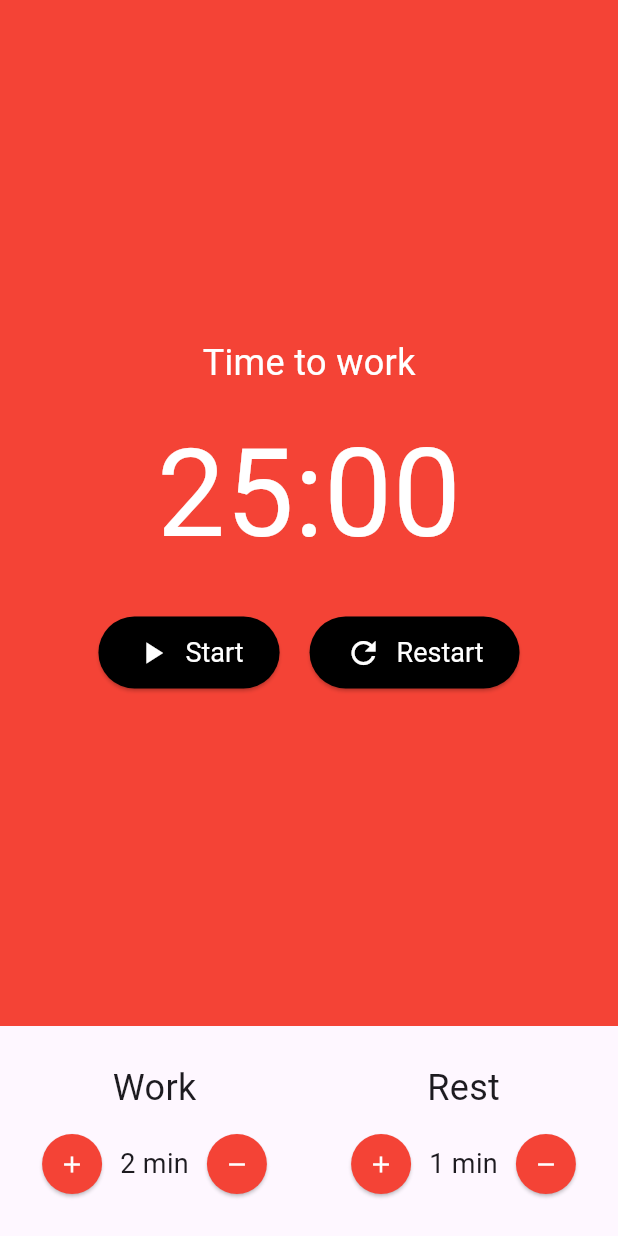
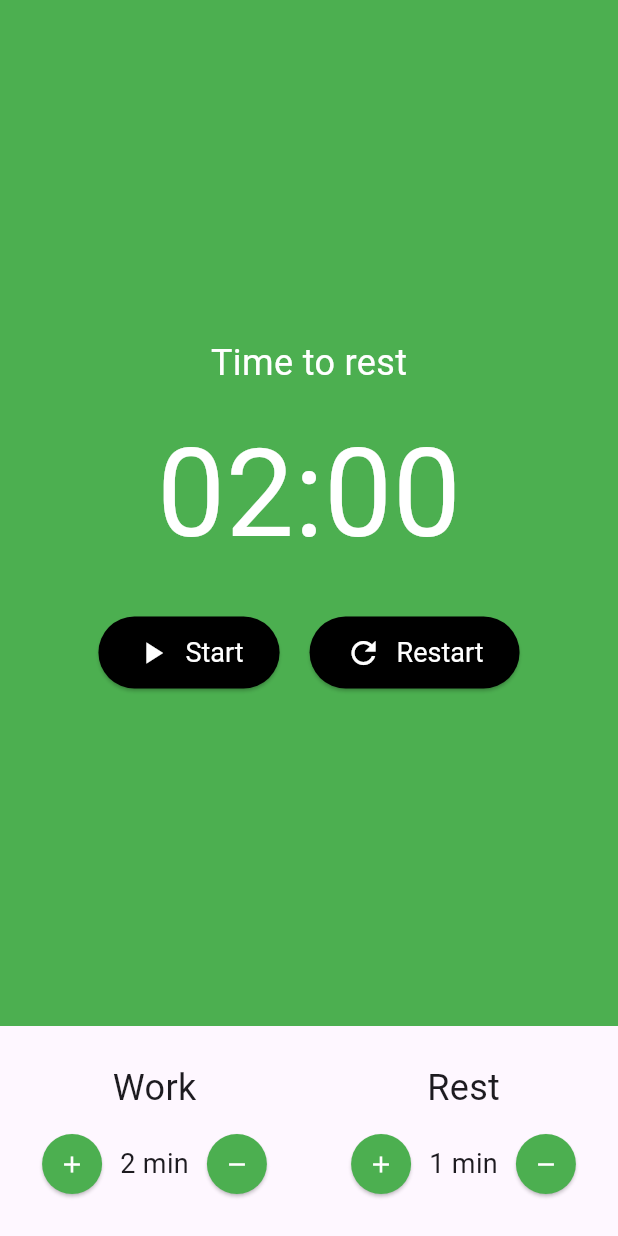
Before and after one commit to JacksonMonteiro/flutter_pomodoro_app, a Flutter app: the screen it shows after launch, on a phone screen of 412 x 824 dp. Run offline on Flutter 3.47's test engine with Material 2 defaults, Android fonts, the phone set to English and light mode, and no system bars; our stand-ins replace flutter_mobx, mobx; generated files the repository leaves out were written again.

Commit message:
Interval type enum and dynamic colors and data with ternary operator

```diff
--- a/lib/components/cronometer.dart
+++ b/lib/components/cronometer.dart
@@ -1,49 +1,70 @@
 import 'package:flutter/material.dart';
+import 'package:flutter_mobx/flutter_mobx.dart';
 import 'package:pomodoro/components/cronometer_button.dart';
+import 'package:pomodoro/store/pomodoro.store.dart';
+import 'package:provider/provider.dart';
 
 class Cronometer extends StatelessWidget {
   const Cronometer({Key? key}) : super(key: key);
 
   @override
   Widget build(BuildContext context) {
+    final store = Provider.of<PomodoroStore>(context);
+
     return Container(
-      color: Colors.red,
+      color: store.isWorking() ? Colors.red : Colors.green,
       child: Column(mainAxisAlignment: MainAxisAlignment.center, children: [
         Text(
-          'Time to work',
-          style: TextStyle(
+          store.isWorking() ? 'Time to work' : 'Time to rest',
+          style: const TextStyle(
             fontSize: 24,
             color: Colors.white,
           ),
         ),
-        SizedBox(
+        const SizedBox(
           height: 12,
         ),
         Text(
-          '25:00',
-          style: TextStyle(
+          '${store.minutes.toString().padLeft(2, '0')}:${store.seconds.toString().padLeft(2, '0')}',
+          style: const TextStyle(
             fontSize: 81,
             color: Colors.white,
           ),
         ),
-        SizedBox(
+        const SizedBox(
           height: 24,
         ),
-        Row(
-          mainAxisAlignment: MainAxisAlignment.center,
-          children: const [
-            Padding(
-                padding: EdgeInsets.only(right: 10),
-                child: CronometerButton(text: 'Start', icon: Icons.play_arrow)),
-            // Padding(
-            //   padding: EdgeInsets.only(rigth: 10),
-            //   child: CronometerButton(text: 'Stop', icon: Icons.stop),
-            // ),
-            Padding(
-              padding: EdgeInsets.only(left: 10),
-              child: CronometerButton(text: 'Restart', icon: Icons.refresh),
-            ),
-          ],
+        Observer(
+          builder: (_) => Row(
+            mainAxisAlignment: MainAxisAlignment.center,
+            children: [
+              if (!store.isStarted)
+                Padding(
+                    padding: const EdgeInsets.only(right: 10),
+                    child: CronometerButton(
+                      text: 'Start',
+                      icon: Icons.play_arrow,
+                      click: store.start,
+                    )),
+              if (store.isStarted)
+                Padding(
+                  padding: const EdgeInsets.only(right: 10),
+                  child: CronometerButton(
+                    text: 'Stop',
+                    icon: Icons.stop,
+                    click: store.stop,
+                  ),
+                ),
+              Padding(
+                padding: const EdgeInsets.only(left: 10),
+                child: CronometerButton(
+                  text: 'Restart',
+                  icon: Icons.refresh,
+                  click: store.restart,
+                ),
+              ),
+            ],
+          ),
         )
       ]),
     );
--- a/lib/components/cronometer_button.dart
+++ b/lib/components/cronometer_button.dart
@@ -3,14 +3,19 @@ import 'package:flutter/material.dart';
 class CronometerButton extends StatelessWidget {
   final String text;
   final IconData icon;
+  final void Function()? click;
 
-  const CronometerButton({Key? key, required this.text, required this.icon})
-      : super(key: key);
+  const CronometerButton({
+    Key? key,
+    required this.text,
+    required this.icon,
+    this.click,
+  }) : super(key: key);
 
   @override
   Widget build(BuildContext context) {
     return ElevatedButton(
-      onPressed: () {},
+      onPressed: click,
       style: ElevatedButton.styleFrom(
           primary: Colors.black,
           padding: const EdgeInsets.symmetric(
--- a/lib/components/time_entry.dart
+++ b/lib/components/time_entry.dart
@@ -1,36 +1,46 @@
 import 'package:flutter/material.dart';
+import 'package:pomodoro/store/pomodoro.store.dart';
+import 'package:provider/provider.dart';
 
 class TimeEntry extends StatelessWidget {
   final int value;
   final String title;
+  final void Function()? increment;
+  final void Function()? decrement;
 
   const TimeEntry({
     Key? key,
     required this.value,
     required this.title,
+    this.increment,
+    this.decrement,
   }) : super(key: key);
 
   @override
   Widget build(BuildContext context) {
+    final store = Provider.of<PomodoroStore>(context);
+
     return Column(
       crossAxisAlignment: CrossAxisAlignment.center,
       children: [
         Text(
           title,
-          style: TextStyle(
+          style: const TextStyle(
             fontSize: 24,
           ),
         ),
-        const SizedBox(height: 10,),
+        const SizedBox(
+          height: 10,
+        ),
         Row(
           mainAxisAlignment: MainAxisAlignment.center,
           children: [
             ElevatedButton(
-              onPressed: () {},
+              onPressed: increment,
               style: ElevatedButton.styleFrom(
-                  shape: CircleBorder(),
-                  padding: EdgeInsets.all(10),
-                  primary: Colors.red),
+                  shape: const CircleBorder(),
+                  padding: const EdgeInsets.all(10),
+                  primary: store.isWorking() ? Colors.red : Colors.green),
               child: const Icon(
                 Icons.add,
                 color: Colors.white,
@@ -38,14 +48,14 @@ class TimeEntry extends StatelessWidget {
             ),
             Text(
               '$value min',
-              style: TextStyle(fontSize: 18),
+              style: const TextStyle(fontSize: 18),
             ),
             ElevatedButton(
-              onPressed: () {},
+              onPressed: decrement,
               style: ElevatedButton.styleFrom(
-                  shape: CircleBorder(),
-                  padding: EdgeInsets.all(10),
-                  primary: Colors.red),
+                  shape: const CircleBorder(),
+                  padding: const EdgeInsets.all(10),
+                  primary: store.isWorking() ? Colors.red : Colors.green),
               child: const Icon(
                 Icons.remove,
                 color: Colors.white,
--- a/lib/store/count.store.dart
+++ b/lib/store/count.store.dart
@@ -1,3 +1,5 @@
+// ignore_for_file: library_private_types_in_public_api
+
 import 'package:mobx/mobx.dart';
 
 part 'count.store.g.dart';
--- a/lib/store/pomodoro.store.dart
+++ b/lib/store/pomodoro.store.dart
@@ -1,3 +1,4 @@
+// ignore_for_file: library_private_types_in_public_api
 import 'package:mobx/mobx.dart';
 
 part 'pomodoro.store.g.dart';
@@ -8,6 +9,18 @@ abstract class _PomodoroStore with Store {
 
   @observable
   int restTime = 1;
+
+  @observable
+  int minutes = 2;
+
+  @observable
+  int seconds = 0;
+
+  @observable
+  bool isStarted = false;
+
+  @observable
+  IntervalType intervalType = IntervalType.rest;
 
   @action
   void incrementWorkTime() {
@@ -28,6 +41,33 @@ abstract class _PomodoroStore with Store {
   void decrementRestTime() {
     restTime--;
   }
+
+  @action
+  void start() {
+    isStarted = true;
+  }
+
+  @action
+  void stop() {
+    isStarted = false;
+  }
+
+  @action
+  void restart() {
+    isStarted = false;
+  }
+
+  @action
+  bool isWorking() {
+    return intervalType == IntervalType.work;
+  }
+
+  @action
+  bool isResting() {
+    return intervalType == IntervalType.rest;
+  }
 }
 
 class PomodoroStore = _PomodoroStore with _$PomodoroStore;
+
+enum IntervalType { work, rest }
--- a/lib/views/home_view.dart
+++ b/lib/views/home_view.dart
@@ -1,4 +1,5 @@
 import 'package:flutter/material.dart';
+import 'package:flutter_mobx/flutter_mobx.dart';
 import 'package:pomodoro/components/cronometer.dart';
 import 'package:pomodoro/components/time_entry.dart';
 import 'package:pomodoro/store/pomodoro.store.dart';
@@ -16,11 +17,24 @@ class HomeView extends StatelessWidget {
         const Expanded(child: Cronometer()),
         Padding(
           padding: const EdgeInsets.symmetric(vertical: 24),
-          child:
-              Row(mainAxisAlignment: MainAxisAlignment.spaceAround, children: [
-            TimeEntry(value: store.workTime, title: 'Work'),
-            TimeEntry(value: store.restTime, title: 'Rest'),
-          ]),
+          child: Observer(
+            builder: (_) => Row(
+                mainAxisAlignment: MainAxisAlignment.spaceAround,
+                children: [
+                  TimeEntry(
+                    value: store.workTime,
+                    title: 'Work',
+                    increment: store.incrementWorkTime,
+                    decrement: store.decrementWorkTime,
+                  ),
+                  TimeEntry(
+                    value: store.restTime,
+                    title: 'Rest',
+                    increment: store.incrementRestTime,
+                    decrement: store.decrementRestTime,
+                  ),
+                ]),
+          ),
         ),
       ]),
     );
```
Also changed, not shown: lib/store/pomodoro.store.g.dart.
